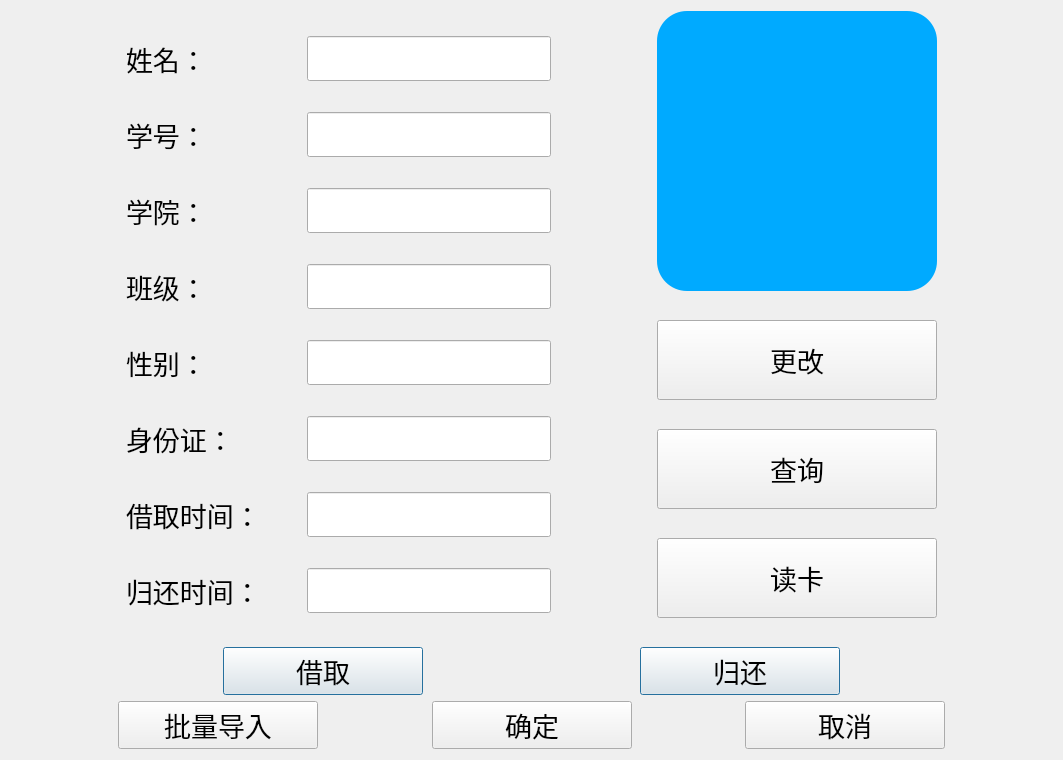
Qt form info_manage_system/account_card_borrow_page.ui (interstellar-ai/info_manage_system) before a commit.
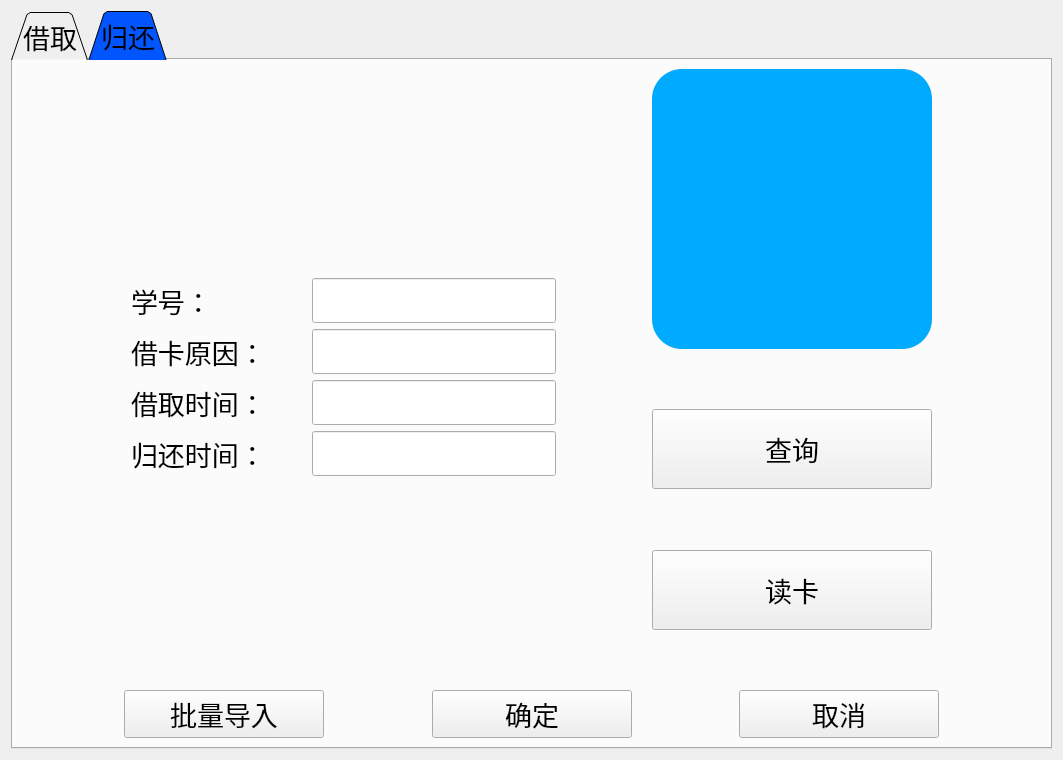
The same form after that commit. Icons and pictures are not drawn.

The edit to the form file:
```diff
--- a/info_manage_system/account_card_borrow_page.ui
+++ b/info_manage_system/account_card_borrow_page.ui
@@ -15,6 +15,41 @@
   </property>
   <layout class="QHBoxLayout" name="horizontalLayout_12">
    <item>
+    <widget class="QTabWidget" name="tabWidget">
+     <property name="font">
+      <font>
+       <family>Agency FB</family>
+       <pointsize>20</pointsize>
+      </font>
+     </property>
+     <property name="styleSheet">
+      <string notr="true">QTabBar::tab{background :rgb(240, 240, 240)}
+
+QTabBar::tab:selected, QTabBar::tab:hover {
+    background:  rgb(0, 85, 255)}</string>
+     </property>
+     <property name="tabShape">
+      <enum>QTabWidget::Triangular</enum>
+     </property>
+     <property name="currentIndex">
+      <number>1</number>
+     </property>
+     <property name="iconSize">
+      <size>
+       <width>48</width>
+       <height>48</height>
+      </size>
+     </property>
+     <widget class="QWidget" name="tab">
+      <attribute name="icon">
+       <iconset resource="icon.qrc">
+        <normaloff>:/icon/access_close_exit_logout_sign_out_128px_1225473_easyicon.net.png</normaloff>:/icon/access_close_exit_logout_sign_out_128px_1225473_easyicon.net.png</iconset>
+      </attribute>
+      <attribute name="title">
+       <string>借取</string>
+      </attribute>
+      <layout class="QHBoxLayout" name="horizontalLayout_13">
+       <item>
     <layout class="QVBoxLayout" name="verticalLayout_3">
      <item>
       <layout class="QHBoxLayout" name="horizontalLayout_11">
@@ -244,7 +279,7 @@
               </font>
              </property>
              <property name="text">
-              <string>身份证：</string>
+                  <string>借卡原因：</string>
              </property>
             </widget>
            </item>
@@ -523,131 +558,6 @@
        </item>
       </layout>
      </item>
-     <item>
-      <layout class="QHBoxLayout" name="horizontalLayout">
-       <item>
-        <spacer name="horizontalSpacer">
-         <property name="orientation">
-          <enum>Qt::Horizontal</enum>
-         </property>
-         <property name="sizeHint" stdset="0">
-          <size>
-           <width>40</width>
-           <height>20</height>
-          </size>
-         </property>
-        </spacer>
-       </item>
-       <item>
-        <widget class="QPushButton" name="borrowButton">
-         <property name="minimumSize">
-          <size>
-           <width>200</width>
-           <height>0</height>
-          </size>
-         </property>
-         <property name="font">
-          <font>
-           <family>宋体</family>
-           <pointsize>20</pointsize>
-          </font>
-         </property>
-         <property name="layoutDirection">
-          <enum>Qt::LeftToRight</enum>
-         </property>
-         <property name="text">
-          <string>借取</string>
-         </property>
-         <property name="icon">
-          <iconset resource="icon.qrc">
-           <normaloff>:/icon/access_close_exit_logout_sign_out_128px_1225473_easyicon.net.png</normaloff>:/icon/access_close_exit_logout_sign_out_128px_1225473_easyicon.net.png</iconset>
-         </property>
-         <property name="iconSize">
-          <size>
-           <width>48</width>
-           <height>48</height>
-          </size>
-         </property>
-         <property name="autoDefault">
-          <bool>true</bool>
-         </property>
-         <property name="default">
-          <bool>true</bool>
-         </property>
-         <property name="flat">
-          <bool>false</bool>
-         </property>
-        </widget>
-       </item>
-       <item>
-        <spacer name="horizontalSpacer_2">
-         <property name="orientation">
-          <enum>Qt::Horizontal</enum>
-         </property>
-         <property name="sizeHint" stdset="0">
-          <size>
-           <width>40</width>
-           <height>20</height>
-          </size>
-         </property>
-        </spacer>
-       </item>
-       <item>
-        <widget class="QPushButton" name="returnButton">
-         <property name="minimumSize">
-          <size>
-           <width>200</width>
-           <height>0</height>
-          </size>
-         </property>
-         <property name="font">
-          <font>
-           <family>宋体</family>
-           <pointsize>20</pointsize>
-          </font>
-         </property>
-         <property name="layoutDirection">
-          <enum>Qt::LeftToRight</enum>
-         </property>
-         <property name="text">
-          <string>归还</string>
-         </property>
-         <property name="icon">
-          <iconset resource="icon.qrc">
-           <normaloff>:/icon/access_enter_input_login_sign_in_128px_1225471_easyicon.net.png</normaloff>:/icon/access_enter_input_login_sign_in_128px_1225471_easyicon.net.png</iconset>
-         </property>
-         <property name="iconSize">
-          <size>
-           <width>48</width>
-           <height>48</height>
-          </size>
-         </property>
-         <property name="autoDefault">
-          <bool>true</bool>
-         </property>
-         <property name="default">
-          <bool>true</bool>
-         </property>
-         <property name="flat">
-          <bool>false</bool>
-         </property>
-        </widget>
-       </item>
-       <item>
-        <spacer name="horizontalSpacer_3">
-         <property name="orientation">
-          <enum>Qt::Horizontal</enum>
-         </property>
-         <property name="sizeHint" stdset="0">
-          <size>
-           <width>40</width>
-           <height>20</height>
-          </size>
-         </property>
-        </spacer>
-       </item>
-      </layout>
-     </item>
      <item>
       <layout class="QHBoxLayout" name="horizontalLayout_10">
        <item>
@@ -762,6 +672,483 @@
       </layout>
      </item>
     </layout>
+       </item>
+      </layout>
+     </widget>
+     <widget class="QWidget" name="tab_2">
+      <attribute name="icon">
+       <iconset resource="icon.qrc">
+        <normaloff>:/icon/access_enter_input_login_sign_in_128px_1225471_easyicon.net.png</normaloff>:/icon/access_enter_input_login_sign_in_128px_1225471_easyicon.net.png</iconset>
+      </attribute>
+      <attribute name="title">
+       <string>归还</string>
+      </attribute>
+      <layout class="QHBoxLayout" name="horizontalLayout_14">
+       <item>
+        <layout class="QVBoxLayout" name="verticalLayout_7">
+         <item>
+          <layout class="QHBoxLayout" name="horizontalLayout">
+           <item>
+            <spacer name="horizontalSpacer_21">
+             <property name="orientation">
+              <enum>Qt::Horizontal</enum>
+             </property>
+             <property name="sizeHint" stdset="0">
+              <size>
+               <width>30</width>
+               <height>603</height>
+              </size>
+             </property>
+            </spacer>
+           </item>
+           <item>
+            <layout class="QVBoxLayout" name="verticalLayout_5">
+             <item>
+              <spacer name="verticalSpacer_6">
+               <property name="orientation">
+                <enum>Qt::Vertical</enum>
+               </property>
+               <property name="sizeHint" stdset="0">
+                <size>
+                 <width>20</width>
+                 <height>40</height>
+                </size>
+               </property>
+              </spacer>
+             </item>
+             <item>
+              <layout class="QVBoxLayout" name="verticalLayout_4">
+               <item>
+                <layout class="QHBoxLayout" name="horizontalLayout_16">
+                 <item>
+                  <widget class="QLabel" name="label_18">
+                   <property name="font">
+                    <font>
+                     <family>宋体</family>
+                     <pointsize>20</pointsize>
+                    </font>
+                   </property>
+                   <property name="text">
+                    <string>学号：</string>
+                   </property>
+                  </widget>
+                 </item>
+                 <item>
+                  <spacer name="horizontalSpacer_23">
+                   <property name="orientation">
+                    <enum>Qt::Horizontal</enum>
+                   </property>
+                   <property name="sizeHint" stdset="0">
+                    <size>
+                     <width>40</width>
+                     <height>20</height>
+                    </size>
+                   </property>
+                  </spacer>
+                 </item>
+                 <item>
+                  <widget class="QLineEdit" name="stu_ID_2">
+                   <property name="font">
+                    <font>
+                     <family>宋体</family>
+                     <pointsize>20</pointsize>
+                    </font>
+                   </property>
+                  </widget>
+                 </item>
+                </layout>
+               </item>
+               <item>
+                <layout class="QHBoxLayout" name="horizontalLayout_20">
+                 <item>
+                  <widget class="QLabel" name="label_21">
+                   <property name="font">
+                    <font>
+                     <family>宋体</family>
+                     <pointsize>20</pointsize>
+                    </font>
+                   </property>
+                   <property name="text">
+                    <string>借卡原因：</string>
+                   </property>
+                  </widget>
+                 </item>
+                 <item>
+                  <spacer name="horizontalSpacer_27">
+                   <property name="orientation">
+                    <enum>Qt::Horizontal</enum>
+                   </property>
+                   <property name="sizeHint" stdset="0">
+                    <size>
+                     <width>40</width>
+                     <height>20</height>
+                    </size>
+                   </property>
+                  </spacer>
+                 </item>
+                 <item>
+                  <widget class="QLineEdit" name="reason_2">
+                   <property name="font">
+                    <font>
+                     <family>宋体</family>
+                     <pointsize>20</pointsize>
+                    </font>
+                   </property>
+                  </widget>
+                 </item>
+                </layout>
+               </item>
+               <item>
+                <layout class="QHBoxLayout" name="horizontalLayout_21">
+                 <item>
+                  <widget class="QLabel" name="label_22">
+                   <property name="font">
+                    <font>
+                     <family>宋体</family>
+                     <pointsize>20</pointsize>
+                    </font>
+                   </property>
+                   <property name="text">
+                    <string>借取时间：</string>
+                   </property>
+                  </widget>
+                 </item>
+                 <item>
+                  <spacer name="horizontalSpacer_28">
+                   <property name="orientation">
+                    <enum>Qt::Horizontal</enum>
+                   </property>
+                   <property name="sizeHint" stdset="0">
+                    <size>
+                     <width>40</width>
+                     <height>20</height>
+                    </size>
+                   </property>
+                  </spacer>
+                 </item>
+                 <item>
+                  <widget class="QLineEdit" name="borrow_time_2">
+                   <property name="font">
+                    <font>
+                     <family>宋体</family>
+                     <pointsize>20</pointsize>
+                    </font>
+                   </property>
+                  </widget>
+                 </item>
+                </layout>
+               </item>
+               <item>
+                <layout class="QHBoxLayout" name="horizontalLayout_22">
+                 <item>
+                  <widget class="QLabel" name="label_23">
+                   <property name="font">
+                    <font>
+                     <family>宋体</family>
+                     <pointsize>20</pointsize>
+                    </font>
+                   </property>
+                   <property name="text">
+                    <string>归还时间：</string>
+                   </property>
+                  </widget>
+                 </item>
+                 <item>
+                  <spacer name="horizontalSpacer_29">
+                   <property name="orientation">
+                    <enum>Qt::Horizontal</enum>
+                   </property>
+                   <property name="sizeHint" stdset="0">
+                    <size>
+                     <width>40</width>
+                     <height>20</height>
+                    </size>
+                   </property>
+                  </spacer>
+                 </item>
+                 <item>
+                  <widget class="QLineEdit" name="return_time_2">
+                   <property name="font">
+                    <font>
+                     <family>宋体</family>
+                     <pointsize>20</pointsize>
+                    </font>
+                   </property>
+                  </widget>
+                 </item>
+                </layout>
+               </item>
+              </layout>
+             </item>
+             <item>
+              <spacer name="verticalSpacer_9">
+               <property name="orientation">
+                <enum>Qt::Vertical</enum>
+               </property>
+               <property name="sizeHint" stdset="0">
+                <size>
+                 <width>20</width>
+                 <height>40</height>
+                </size>
+               </property>
+              </spacer>
+             </item>
+            </layout>
+           </item>
+           <item>
+            <spacer name="horizontalSpacer_30">
+             <property name="orientation">
+              <enum>Qt::Horizontal</enum>
+             </property>
+             <property name="sizeType">
+              <enum>QSizePolicy::Preferred</enum>
+             </property>
+             <property name="sizeHint" stdset="0">
+              <size>
+               <width>90</width>
+               <height>238</height>
+              </size>
+             </property>
+            </spacer>
+           </item>
+           <item>
+            <layout class="QVBoxLayout" name="verticalLayout_6">
+             <item>
+              <widget class="QLabel" name="label_2">
+               <property name="minimumSize">
+                <size>
+                 <width>280</width>
+                 <height>280</height>
+                </size>
+               </property>
+               <property name="styleSheet">
+                <string notr="true">background-color : rgb(0, 170, 255);
+border-radius:30px;
+padding:2px 4px;</string>
+               </property>
+               <property name="text">
+                <string/>
+               </property>
+               <property name="pixmap">
+                <pixmap resource="icon.qrc">:/icon/face_photo.png</pixmap>
+               </property>
+               <property name="alignment">
+                <set>Qt::AlignCenter</set>
+               </property>
+              </widget>
+             </item>
+             <item>
+              <spacer name="verticalSpacer_5">
+               <property name="orientation">
+                <enum>Qt::Vertical</enum>
+               </property>
+               <property name="sizeHint" stdset="0">
+                <size>
+                 <width>20</width>
+                 <height>40</height>
+                </size>
+               </property>
+              </spacer>
+             </item>
+             <item>
+              <widget class="QPushButton" name="searchButton_2">
+               <property name="minimumSize">
+                <size>
+                 <width>200</width>
+                 <height>80</height>
+                </size>
+               </property>
+               <property name="font">
+                <font>
+                 <family>宋体</family>
+                 <pointsize>20</pointsize>
+                </font>
+               </property>
+               <property name="text">
+                <string>查询</string>
+               </property>
+              </widget>
+             </item>
+             <item>
+              <spacer name="verticalSpacer_7">
+               <property name="orientation">
+                <enum>Qt::Vertical</enum>
+               </property>
+               <property name="sizeHint" stdset="0">
+                <size>
+                 <width>20</width>
+                 <height>40</height>
+                </size>
+               </property>
+              </spacer>
+             </item>
+             <item>
+              <widget class="QPushButton" name="readCardButton_2">
+               <property name="minimumSize">
+                <size>
+                 <width>200</width>
+                 <height>80</height>
+                </size>
+               </property>
+               <property name="font">
+                <font>
+                 <family>宋体</family>
+                 <pointsize>20</pointsize>
+                </font>
+               </property>
+               <property name="text">
+                <string>读卡</string>
+               </property>
+              </widget>
+             </item>
+             <item>
+              <spacer name="verticalSpacer_8">
+               <property name="orientation">
+                <enum>Qt::Vertical</enum>
+               </property>
+               <property name="sizeHint" stdset="0">
+                <size>
+                 <width>20</width>
+                 <height>40</height>
+                </size>
+               </property>
+              </spacer>
+             </item>
+            </layout>
+           </item>
+           <item>
+            <spacer name="horizontalSpacer_31">
+             <property name="orientation">
+              <enum>Qt::Horizontal</enum>
+             </property>
+             <property name="sizeHint" stdset="0">
+              <size>
+               <width>40</width>
+               <height>20</height>
+              </size>
+             </property>
+            </spacer>
+           </item>
+          </layout>
+         </item>
+         <item>
+          <layout class="QHBoxLayout" name="horizontalLayout_24">
+           <item>
+            <spacer name="horizontalSpacer_33">
+             <property name="orientation">
+              <enum>Qt::Horizontal</enum>
+             </property>
+             <property name="sizeHint" stdset="0">
+              <size>
+               <width>40</width>
+               <height>20</height>
+              </size>
+             </property>
+            </spacer>
+           </item>
+           <item>
+            <widget class="QPushButton" name="importButton_2">
+             <property name="minimumSize">
+              <size>
+               <width>200</width>
+               <height>0</height>
+              </size>
+             </property>
+             <property name="font">
+              <font>
+               <family>宋体</family>
+               <pointsize>20</pointsize>
+              </font>
+             </property>
+             <property name="text">
+              <string>批量导入</string>
+             </property>
+            </widget>
+           </item>
+           <item>
+            <spacer name="horizontalSpacer_34">
+             <property name="orientation">
+              <enum>Qt::Horizontal</enum>
+             </property>
+             <property name="sizeHint" stdset="0">
+              <size>
+               <width>40</width>
+               <height>20</height>
+              </size>
+             </property>
+            </spacer>
+           </item>
+           <item>
+            <widget class="QPushButton" name="okButton_2">
+             <property name="minimumSize">
+              <size>
+               <width>200</width>
+               <height>0</height>
+              </size>
+             </property>
+             <property name="font">
+              <font>
+               <family>宋体</family>
+               <pointsize>20</pointsize>
+              </font>
+             </property>
+             <property name="text">
+              <string>确定</string>
+             </property>
+            </widget>
+           </item>
+           <item>
+            <spacer name="horizontalSpacer_35">
+             <property name="orientation">
+              <enum>Qt::Horizontal</enum>
+             </property>
+             <property name="sizeHint" stdset="0">
+              <size>
+               <width>40</width>
+               <height>20</height>
+              </size>
+             </property>
+            </spacer>
+           </item>
+           <item>
+            <widget class="QPushButton" name="concelButton_2">
+             <property name="minimumSize">
+              <size>
+               <width>200</width>
+               <height>0</height>
+              </size>
+             </property>
+             <property name="font">
+              <font>
+               <family>宋体</family>
+               <pointsize>20</pointsize>
+              </font>
+             </property>
+             <property name="text">
+              <string>取消</string>
+             </property>
+            </widget>
+           </item>
+           <item>
+            <spacer name="horizontalSpacer_36">
+             <property name="orientation">
+              <enum>Qt::Horizontal</enum>
+             </property>
+             <property name="sizeHint" stdset="0">
+              <size>
+               <width>40</width>
+               <height>20</height>
+              </size>
+             </property>
+            </spacer>
+           </item>
+          </layout>
+         </item>
+        </layout>
+       </item>
+      </layout>
+     </widget>
+    </widget>
    </item>
   </layout>
  </widget>
```
Left out of the diff: 6 changed lines with no effect on the pictures. Lines whose indentation alone changed are shown as unchanged.
